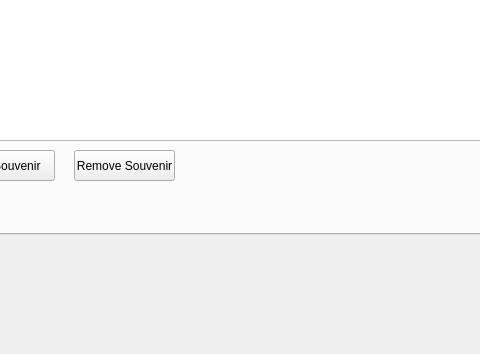
Old version of the form adminwindow.ui in the repository rizzi-trevor/Proj2TempRepo; both pictures show x 98 to 578 and y 246 to 600 of the 800 by 600 pixel window.
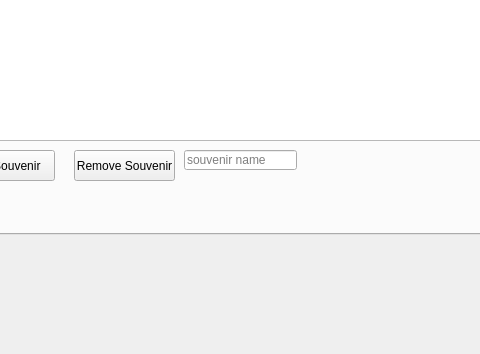
New version of the form.

```diff
--- a/adminwindow.ui
+++ b/adminwindow.ui
@@ -151,6 +151,19 @@
        <string>Remove Souvenir</string>
       </property>
      </widget>
+     <widget class="QLineEdit" name="removeEdit">
+      <property name="geometry">
+       <rect>
+        <x>240</x>
+        <y>360</y>
+        <width>113</width>
+        <height>20</height>
+       </rect>
+      </property>
+      <property name="placeholderText">
+       <string>souvenir name </string>
+      </property>
+     </widget>
     </widget>
    </widget>
   </widget>
```
